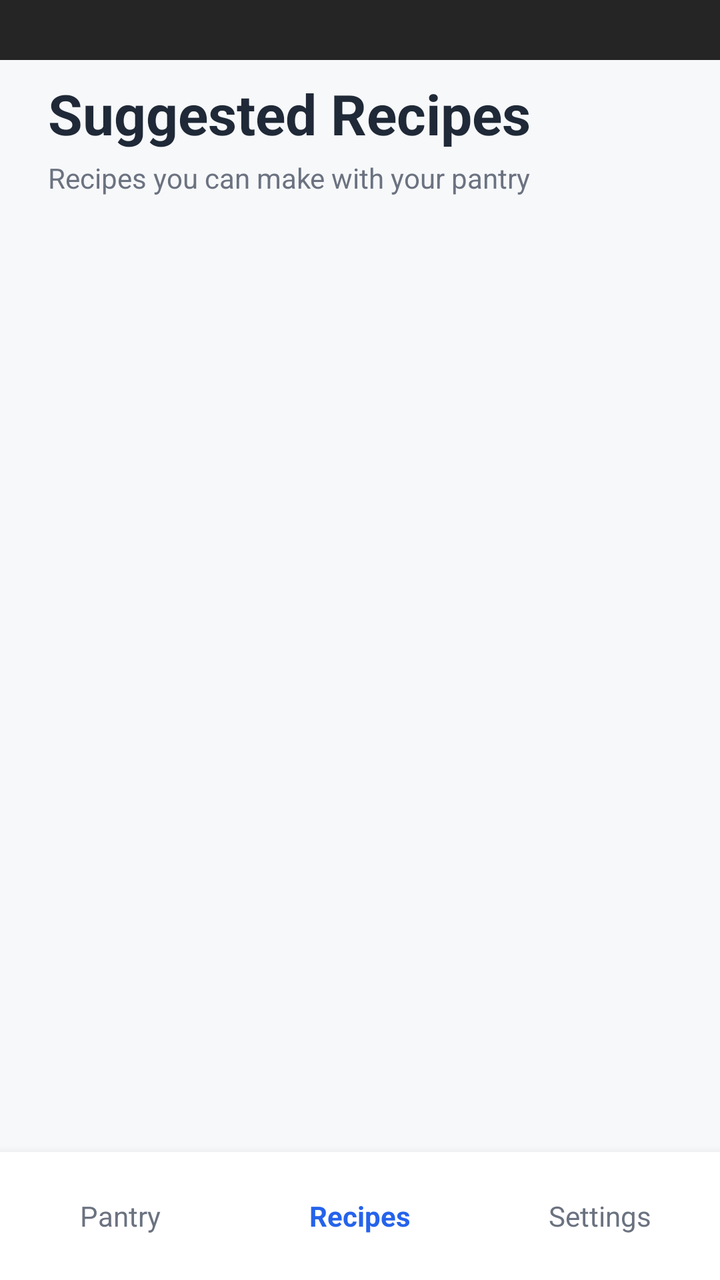
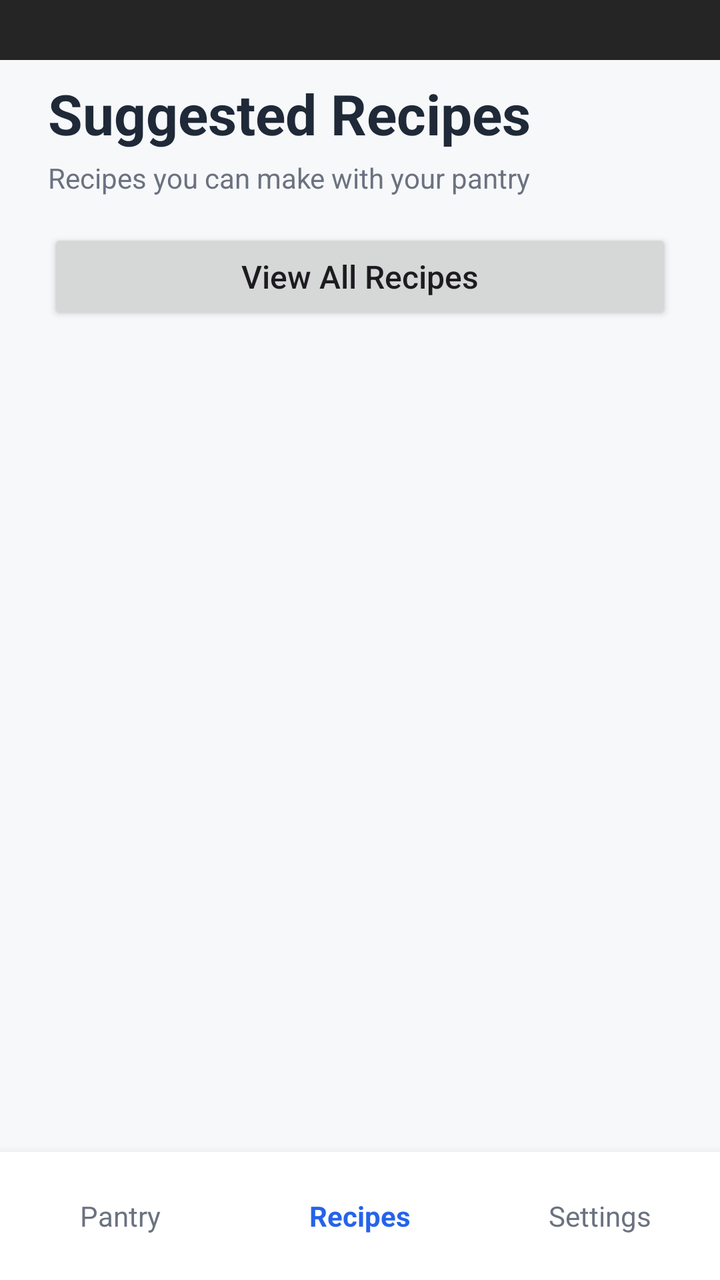

The first picture is an Android layout as it rendered before a commit; the second is the same layout after the commit. The layout source and the unified diff follow.
<!-- AndroidManifest.xml: application theme Theme.SmartPantryManager -->
<!-- res/layout/activity_recipes.xml -->
<?xml version="1.0" encoding="utf-8"?>
<LinearLayout
    xmlns:android="http://schemas.android.com/apk/res/android"
    xmlns:tools="http://schemas.android.com/tools"
    android:layout_width="match_parent"
    android:layout_height="match_parent"
    android:background="#F7F8FA"
    android:orientation="vertical"
    tools:context=".RecipesActivity">

    
    <View
        android:id="@+id/statusBarBackground"
        android:layout_width="match_parent"
        android:layout_height="30dp"
        android:background="#252525" />

    
    <LinearLayout
        android:layout_width="match_parent"
        android:layout_height="wrap_content"
        android:orientation="vertical"
        android:paddingStart="24dp"
        android:paddingEnd="24dp"
        android:paddingTop="8dp">

        <TextView
            android:id="@+id/tvRecipesTitle"
            android:layout_width="match_parent"
            android:layout_height="wrap_content"
            android:text="Suggested Recipes"
            android:textColor="#1F2937"
            android:textSize="28sp"
            android:textStyle="bold" />

        <TextView
            android:id="@+id/tvRecipesSubtitle"
            android:layout_width="match_parent"
            android:layout_height="wrap_content"
            android:layout_marginTop="4dp"
            android:text="Recipes you can make with your pantry"
            android:textColor="#6B7280"
            android:textSize="14sp" />

    </LinearLayout>

    
    <TextView
        android:id="@+id/tvNoRecipes"
        android:layout_width="match_parent"
        android:layout_height="0dp"
        android:layout_weight="1"
        android:layout_marginStart="24dp"
        android:layout_marginEnd="24dp"
        android:gravity="center"
        android:text="No recipes match your pantry yet.\nAdd more ingredients to see suggestions."
        android:textColor="#6B7280"
        android:textSize="16sp"
        android:visibility="gone" />

    
    <androidx.recyclerview.widget.RecyclerView
        android:id="@+id/rvRecipes"
        android:layout_width="match_parent"
        android:layout_height="0dp"
        android:layout_weight="1"
        android:layout_marginTop="16dp"
        android:clipToPadding="false"
        android:paddingStart="16dp"
        android:paddingEnd="16dp"
        android:paddingBottom="8dp"
        tools:listitem="@layout/item_recipe" />

    
    <LinearLayout
        android:id="@+id/bottomNavigation"
        android:layout_width="match_parent"
        android:layout_height="64dp"
        android:background="#FFFFFF"
        android:elevation="8dp"
        android:gravity="center"
        android:orientation="horizontal">

        <TextView
            android:id="@+id/navPantry"
            android:layout_width="0dp"
            android:layout_height="match_parent"
            android:layout_weight="1"
            android:gravity="center"
            android:text="Pantry"
            android:textColor="#6B7280"
            android:textSize="14sp" />

        <TextView
            android:id="@+id/navRecipes"
            android:layout_width="0dp"
            android:layout_height="match_parent"
            android:layout_weight="1"
            android:gravity="center"
            android:text="Recipes"
            android:textColor="#2563EB"
            android:textSize="14sp"
            android:textStyle="bold" />

        <TextView
            android:id="@+id/navSettings"
            android:layout_width="0dp"
            android:layout_height="match_parent"
            android:layout_weight="1"
            android:gravity="center"
            android:text="Settings"
            android:textColor="#6B7280"
            android:textSize="14sp" />

    </LinearLayout>

</LinearLayout>
<!-- res/layout/item_recipe.xml (included above) -->
<?xml version="1.0" encoding="utf-8"?>
<LinearLayout
    xmlns:android="http://schemas.android.com/apk/res/android"
    android:layout_width="match_parent"
    android:layout_height="wrap_content"
    android:layout_marginBottom="12dp"
    android:background="@drawable/pantry_item_background"
    android:orientation="vertical"
    android:padding="16dp">

    
    <TextView
        android:id="@+id/tvRecipeName"
        android:layout_width="match_parent"
        android:layout_height="wrap_content"
        android:text="Chicken Pasta"
        android:textColor="#1F2937"
        android:textSize="20sp"
        android:textStyle="bold" />

    
    <TextView
        android:id="@+id/tvRecipeDescription"
        android:layout_width="match_parent"
        android:layout_height="wrap_content"
        android:layout_marginTop="6dp"
        android:text="A simple pasta recipe using ingredients from your pantry."
        android:textColor="#6B7280"
        android:textSize="14sp" />

    
    <Button
        android:id="@+id/btnViewRecipe"
        android:layout_width="wrap_content"
        android:layout_height="wrap_content"
        android:layout_marginTop="12dp"
        android:text="View Recipe"
        android:textAllCaps="false" />

</LinearLayout>
<!-- resources referenced by this layout -->
<resources>
  <!-- drawable pantry_item_background (drawable) -->
  <?xml version="1.0" encoding="utf-8"?>
  <shape xmlns:android="http://schemas.android.com/apk/res/android"
      android:shape="rectangle">
  
      <solid android:color="#FFFFFF" />
  
      <corners android:radius="12dp" />
  
      <stroke
          android:width="1dp"
          android:color="#E5E7EB" />
  
  </shape>
  <style name="Theme.SmartPantryManager" parent="Base.Theme.SmartPantryManager" />
  <style name="Base.Theme.SmartPantryManager" parent="Theme.Material3.DayNight.NoActionBar">
          
          
      </style>
</resources>

<!-- the commit's change to res/layout/activity_recipes.xml (unified diff, before → after) -->
@@ -43,6 +43,18 @@
             android:textSize="14sp" />
 
     </LinearLayout>
+
+    
+    <Button
+        android:id="@+id/btnViewAllRecipes"
+        android:layout_width="match_parent"
+        android:layout_height="wrap_content"
+        android:layout_marginStart="24dp"
+        android:layout_marginTop="16dp"
+        android:layout_marginEnd="24dp"
+        android:text="View All Recipes"
+        android:textAllCaps="false"
+        android:textSize="16sp" />
 
     
     <TextView
